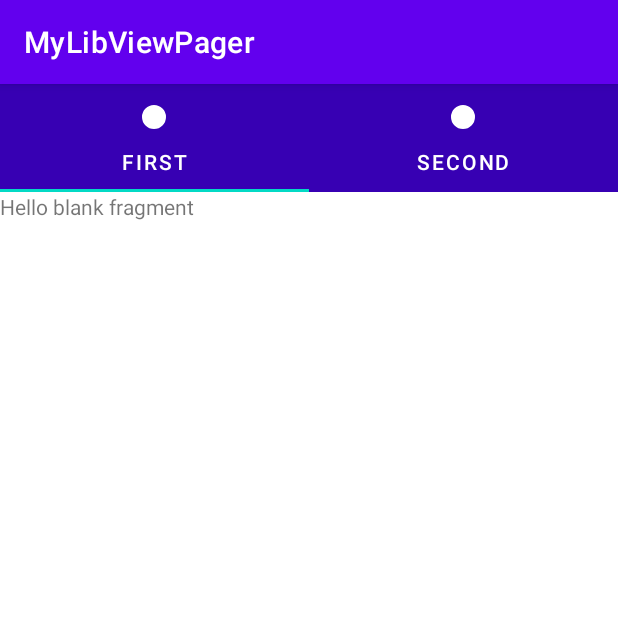
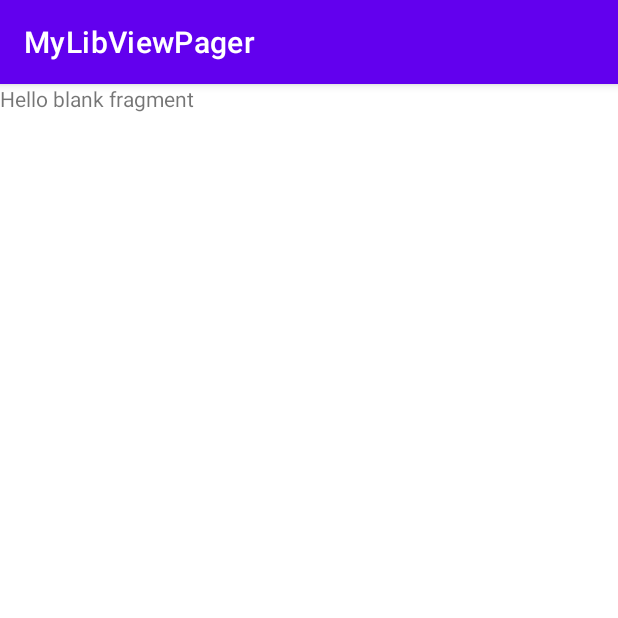
Before and after one commit to gzeinnumer/MyLibViewPager, an Android app: the screen it shows after launch (MainActivity), on a phone screen of 412 x 824 dp, the top half of it. Run offline under Robolectric (Android 15) with nearby library versions, the phone set to English and light mode, and no system bars.

Commit message:
first realease

```diff
--- a/app/src/main/java/com/gzeinnumer/mylibviewpager/MainActivity.java
+++ b/app/src/main/java/com/gzeinnumer/mylibviewpager/MainActivity.java
@@ -4,6 +4,7 @@ import androidx.appcompat.app.AppCompatActivity;
 import androidx.fragment.app.FragmentPagerAdapter;
 
 import android.os.Bundle;
+import android.view.View;
 
 import com.google.android.material.tabs.TabLayout;
 import com.gzeinnumer.mylibviewpager.adapter.ViewPagerAdapter;
@@ -24,10 +25,12 @@ public class MainActivity extends AppCompatActivity {
         simpleViewPager = findViewById(R.id.dc);
         dotsTab = findViewById(R.id.dots_tab);
 
+        tabLayout.setVisibility(View.GONE);
+
         ViewPagerAdapter viewPagerAdapter = new ViewPagerAdapter(getSupportFragmentManager(), FragmentPagerAdapter.BEHAVIOR_RESUME_ONLY_CURRENT_FRAGMENT);
 
-//        viewPagerAdapter.addFragment(FirstFragment.instance());
-//        viewPagerAdapter.addFragment(FirstFragment.instance());
+        viewPagerAdapter.addFragment(FirstFragment.instance());
+        viewPagerAdapter.addFragment(FirstFragment.instance());
 
 //        viewPagerAdapter.addFragment(FirstFragment.instance(),"First");
 //        viewPagerAdapter.addFragment(FirstFragment.instance(), "Second");
@@ -35,8 +38,8 @@ public class MainActivity extends AppCompatActivity {
 //        viewPagerAdapter.addFragment(FirstFragment.instance(), R.drawable.icon);
 //        viewPagerAdapter.addFragment(FirstFragment.instance(), R.drawable.icon);
 
-        viewPagerAdapter.addFragment(FirstFragment.instance(),"First", R.drawable.default_dot);
-        viewPagerAdapter.addFragment(FirstFragment.instance(),"Second", R.drawable.default_dot);
+//        viewPagerAdapter.addFragment(FirstFragment.instance(),"First", R.drawable.icon);
+//        viewPagerAdapter.addFragment(FirstFragment.instance(),"Second", R.drawable.icon);
 
         simpleViewPager.setAdapter(viewPagerAdapter)
                 .setTabLayout(tabLayout)
--- a/lib/src/main/java/com/gzeinnumer/mylibviewpager/SimpleViewPager.java
+++ b/lib/src/main/java/com/gzeinnumer/mylibviewpager/SimpleViewPager.java
@@ -51,6 +51,9 @@ public class SimpleViewPager extends LinearLayout {
         viewPager.setSwipeable(enableSwipe);
         viewPager.setAdapter(viewPagerAdapter);
         if (tabLayout!=null){
+            if (viewPagerAdapter.getTitles().size()==0){
+                tabLayout.setVisibility(GONE);
+            }
             tabLayout.setupWithViewPager(viewPager);
 
             if (viewPagerAdapter.getFragments().size()>0){
```
Also changed, not shown: 5 other files.
